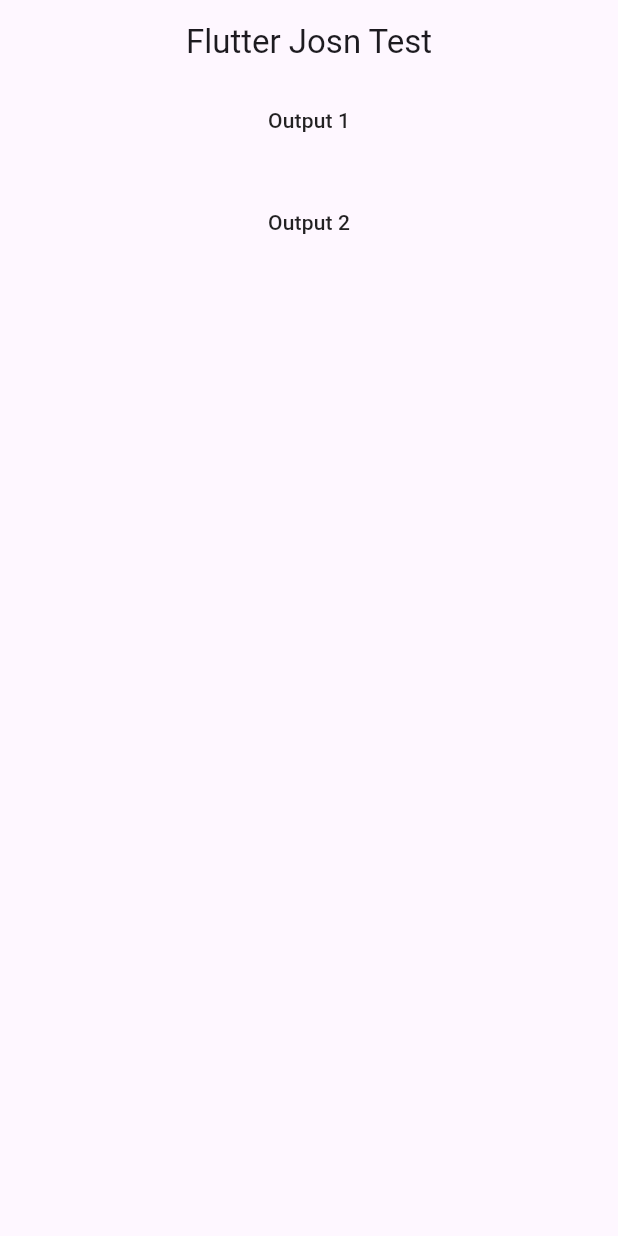
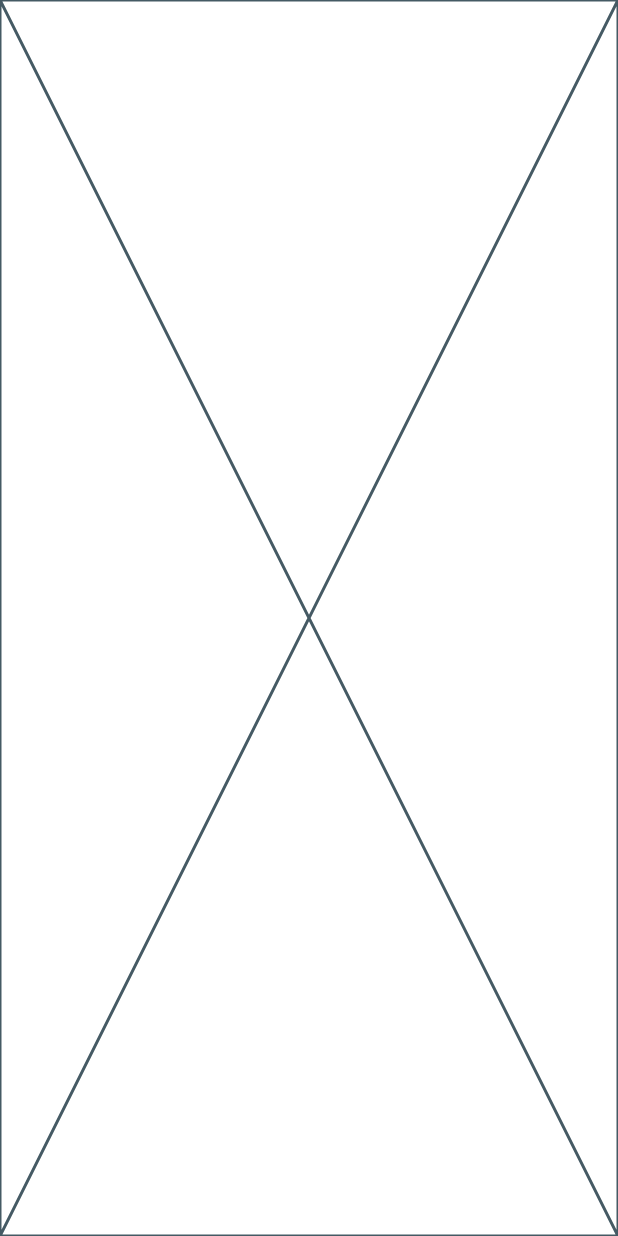
Before and after one commit to Somrat-H/flutter_json_test, a Flutter app: the screen it shows after launch, after a tap on "Output 1", on a phone screen of 412 x 824 dp. Run offline on Flutter 3.47's test engine with Material 3 defaults, Android fonts, the light colour scheme and no system bars.

Commit message:
home page done

```diff
--- a/lib/views/home_page.dart
+++ b/lib/views/home_page.dart
@@ -1,4 +1,7 @@
 import 'package:flutter/material.dart';
+import 'package:flutter_json_test/views/output_tow_page.dart';
+
+import 'output_one_page.dart';
 
 class HomePage extends StatelessWidget {
   const HomePage({super.key});
@@ -6,23 +9,45 @@
   @override
   Widget build(BuildContext context) {
     return Scaffold(
+      backgroundColor: const Color.fromARGB(255, 39, 51, 40),
       appBar: AppBar(
-        title: Text("Flutter Josn Test"),
+        title: const Text("Flutter Josn Test"),
         centerTitle: true,
       ),
       body: Center(
         child: Column(
+          mainAxisAlignment: MainAxisAlignment.center,
           children: [
-            MaterialButton(onPressed: (){
-
-            },
-            child: Text("Output 1"),
+            MaterialButton(
+              color: Colors.white,
+              onPressed: () {
+                Navigator.push(context,
+                    MaterialPageRoute(builder: (_) => const OutputOnePage()));
+              },
+              child: const Text(
+                "Output 1",
+                style: TextStyle(
+                  fontSize: 16,
+                  fontWeight: FontWeight.w700,
+                ),
+              ),
             ),
-            SizedBox(height: 20,),
-            MaterialButton(onPressed: (){
-
-            },
-            child: Text("Output 2"),
+            const SizedBox(
+              height: 20,
+            ),
+            MaterialButton(
+              color: Colors.white,
+              onPressed: () {
+                Navigator.push(context,
+                    MaterialPageRoute(builder: (_) => const OutputTowPage()));
+              },
+              child: const Text(
+                "Output 2",
+                style: TextStyle(
+                  fontSize: 16,
+                  fontWeight: FontWeight.w700,
+                ),
+              ),
             )
           ],
         ),
--- /dev/null
+++ b/lib/views/output_one_page.dart
@@ -0,0 +1,10 @@
+import 'package:flutter/material.dart';
+
+class OutputOnePage extends StatelessWidget {
+  const OutputOnePage({super.key});
+
+  @override
+  Widget build(BuildContext context) {
+    return const Placeholder();
+  }
+}
--- /dev/null
+++ b/lib/views/output_tow_page.dart
@@ -0,0 +1,10 @@
+import 'package:flutter/material.dart';
+
+class OutputTowPage extends StatelessWidget {
+  const OutputTowPage({super.key});
+
+  @override
+  Widget build(BuildContext context) {
+    return const Placeholder();
+  }
+}
```
